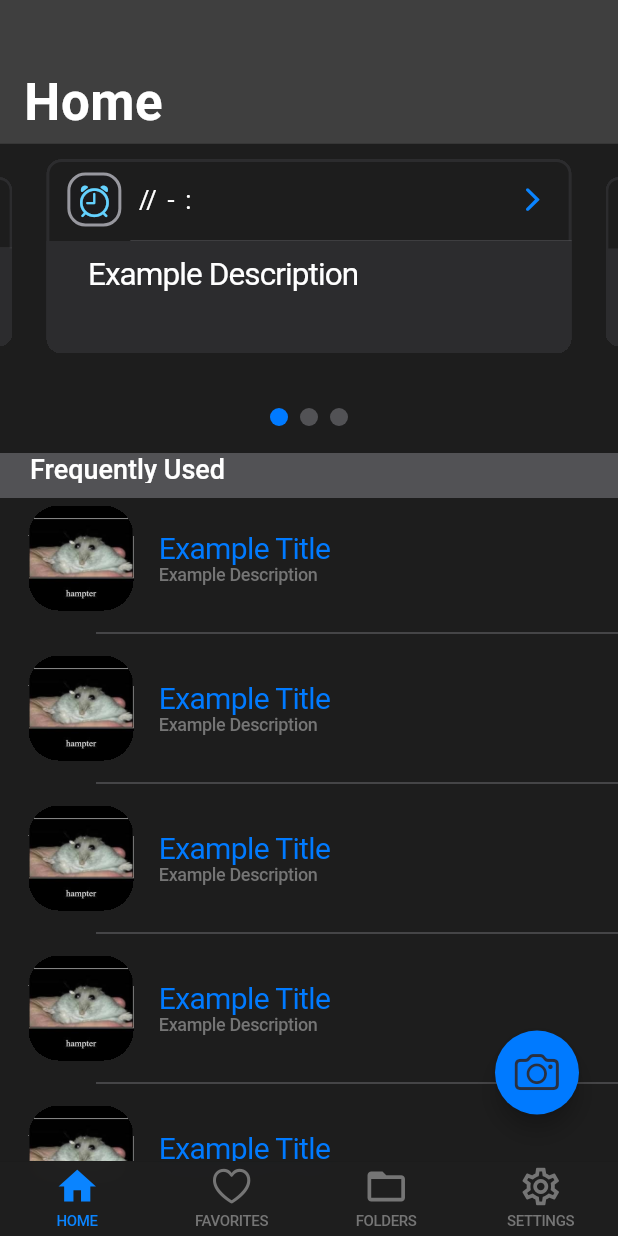
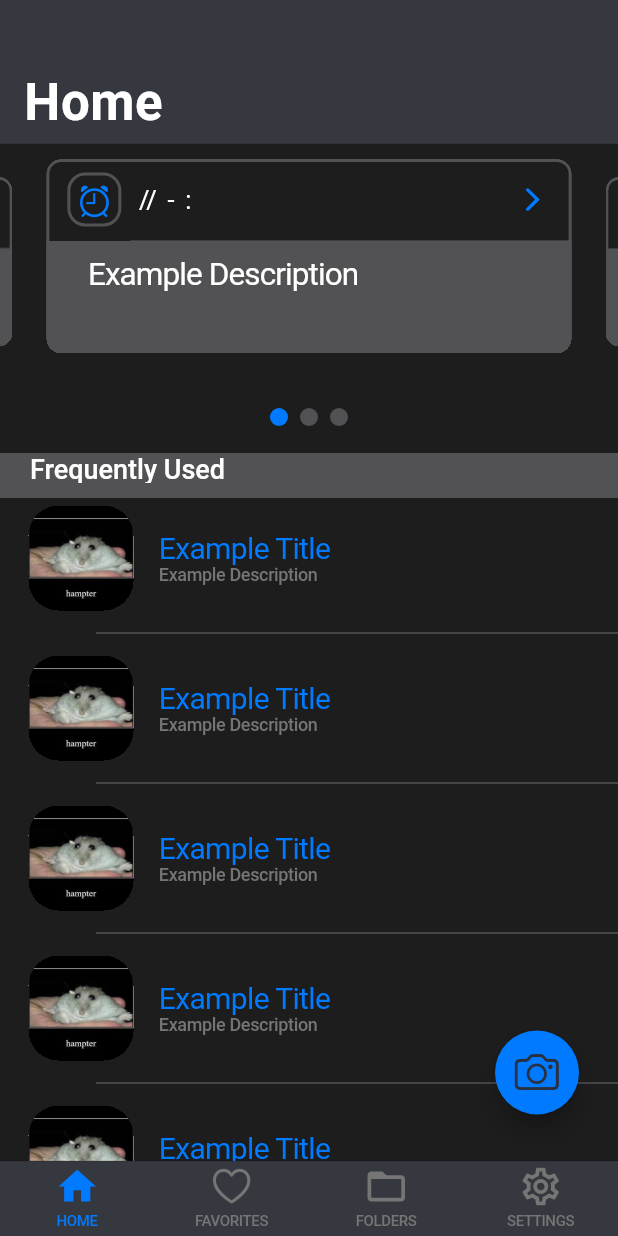
Before and after one commit to MA-SOSE2023/WallAt, a Flutter app: the HomeScreen screen opened by its route, on a phone screen of 412 x 824 dp. Run offline on Flutter 3.47's test engine with Material 2 defaults, Android fonts, the phone set to English and light mode, and no system bars; drawn by our look-alikes of flutter_carousel_widget; our stand-ins replace beamer, flutter_riverpod, freezed_annotation, photo_view, timezone; missing offline and left inert: cunning_document_scanner, device_calendar, social_share.

Commit message:
#49-Adds the new color ci into the whole project

```diff
--- a/lib/common/custom_widgets/bottom_nav_bar/bottom_nav_bar_view.dart
+++ b/lib/common/custom_widgets/bottom_nav_bar/bottom_nav_bar_view.dart
@@ -2,6 +2,7 @@ import 'package:beamer/beamer.dart';
 import 'package:flutter/cupertino.dart';
 import 'package:flutter/material.dart';
 import 'package:flutter_riverpod/flutter_riverpod.dart';
+import 'package:gruppe4/common/theme/custom_theme_data.dart';
 
 import 'bottom_nav_bar_model.dart';
 import '/common/provider.dart';
@@ -61,7 +62,10 @@ class _CustomBottomNavBarState extends ConsumerState<CustomBottomNavBar> {
         CustomBottomNavBarController controller =
             ref.read(Providers.customBottomNavBarControllerProvider.notifier);
 
+        CustomThemeData theme = ref.watch(Providers.themeControllerProvider);
+
         return CupertinoTabBar(
+          backgroundColor: theme.navBarColor,
           iconSize: state.iconSize,
           onTap: (index) => controller.goToOtherPage(index, context, ref),
           currentIndex: state.currentIndex,
--- a/lib/common/custom_widgets/event_card.dart
+++ b/lib/common/custom_widgets/event_card.dart
@@ -5,6 +5,7 @@ import 'package:flutter_riverpod/flutter_riverpod.dart';
 
 import '/common/provider.dart';
 import '/pages/single_item/model/item_event.dart';
+import '/common/theme/custom_theme_data.dart';
 
 class EventCard extends ConsumerWidget {
   const EventCard({required this.event, super.key});
@@ -15,14 +16,15 @@ class EventCard extends ConsumerWidget {
   Widget build(BuildContext context, WidgetRef ref) {
     final TZDateTime date = event.event.start!;
     final String description = event.event.description ?? '';
+
+    final CustomThemeData theme = ref.watch(Providers.themeControllerProvider);
     return Column(
       children: [
         CupertinoListSection.insetGrouped(
           margin: EdgeInsets.zero,
           decoration: BoxDecoration(
             border: Border.all(
-              color: CupertinoDynamicColor.resolve(
-                  CupertinoColors.systemGrey5, context),
+              color: theme.groupingColor,
               width: 2,
             ),
             borderRadius: BorderRadius.circular(10),
@@ -35,19 +37,16 @@ class EventCard extends ConsumerWidget {
               leading: Container(
                 decoration: BoxDecoration(
                   border: Border.all(
-                    color: CupertinoDynamicColor.resolve(
-                        CupertinoColors.secondaryLabel, context),
+                    color: theme.groupingColor,
                     width: 2,
                   ),
                   borderRadius: BorderRadius.circular(12),
-                  color: CupertinoDynamicColor.resolve(
-                      CupertinoColors.systemGrey6, context),
+                  color: theme.backgroundColor,
                 ),
                 padding: const EdgeInsets.all(5),
                 child: Icon(
                   CupertinoIcons.alarm,
-                  color: CupertinoDynamicColor.resolve(
-                      CupertinoColors.systemTeal, context),
+                  color: theme.accentColor,
                   size: 24,
                 ),
               ),
@@ -71,8 +70,7 @@ class EventCard extends ConsumerWidget {
                   style: CupertinoTheme.of(context).textTheme.pickerTextStyle,
                 ),
               ),
-              backgroundColor: CupertinoDynamicColor.resolve(
-                  CupertinoColors.systemGrey5, context),
+              backgroundColor: theme.groupingColor,
             ),
           ],
         ),
--- a/lib/common/theme/custom_theme_data.dart
+++ b/lib/common/theme/custom_theme_data.dart
@@ -29,11 +29,23 @@ class CustomThemeData {
     this.backgroundColor = const Color.fromARGB(255, 29, 29, 29),
     this.groupingColor = const Color.fromARGB(255, 82, 82, 85),
     this.textColor = const Color.fromARGB(255, 255, 255, 255),
-    this.navBarColor = const Color.fromARGB(255, 63, 63, 63),
+    this.navBarColor = const Color.fromARGB(255, 54, 56, 63),
+  });
+
+  CustomThemeData.oceanTheme({
+    this.name = 'Ocean Theme',
+    this.brightness = Brightness.dark,
+    this.primaryColor = const Color(0xFF1E1E1E),
+    this.accentColor = const Color.fromARGB(255, 72, 131, 194),
+    this.backgroundColor = const Color.fromARGB(255, 4, 1, 22),
+    this.groupingColor = const Color.fromARGB(255, 83, 83, 110),
+    this.textColor = const Color.fromARGB(255, 255, 255, 255),
+    this.navBarColor = const Color.fromARGB(255, 38, 41, 56),
   });
 }
 
 List<CustomThemeData> selectableThemes = [
   CustomThemeData.lightTheme(),
   CustomThemeData.darkTheme(),
+  CustomThemeData.oceanTheme()
 ];
--- a/lib/main.dart
+++ b/lib/main.dart
@@ -16,6 +16,7 @@ class App extends ConsumerWidget {
     return CupertinoApp.router(
       theme: CupertinoThemeData(
         brightness: theme.brightness,
+        primaryColor: theme.accentColor,
       ),
       localizationsDelegates: const [
         DefaultCupertinoLocalizations.delegate,
--- a/lib/pages/camera/camera_view.dart
+++ b/lib/pages/camera/camera_view.dart
@@ -7,11 +7,10 @@ import 'camera_model.dart';
 import '/common/provider.dart';
 import '/router/router.dart';
 
-class DisplayPicturesScreen extends ConsumerWidget {
+class SaveItemScreen extends ConsumerWidget {
   final TakePictureModel model;
 
-  const DisplayPicturesScreen({Key? key, required this.model})
-      : super(key: key);
+  const SaveItemScreen({Key? key, required this.model}) : super(key: key);
 
   @override
   Widget build(BuildContext context, WidgetRef ref) {
--- a/lib/router/locations/global_location.dart
+++ b/lib/router/locations/global_location.dart
@@ -71,7 +71,7 @@ class GlobalLocation extends BeamLocation<BeamState> {
               key: const ValueKey('camera_view'),
               title: 'Camera View',
               type: BeamPageType.cupertino,
-              child: DisplayPicturesScreen(model: data as TakePictureModel)),
+              child: SaveItemScreen(model: data as TakePictureModel)),
         if ((state.routeInformation.location ?? '').startsWith('/item'))
           BeamPage(
             key: const ValueKey('item'),
```
